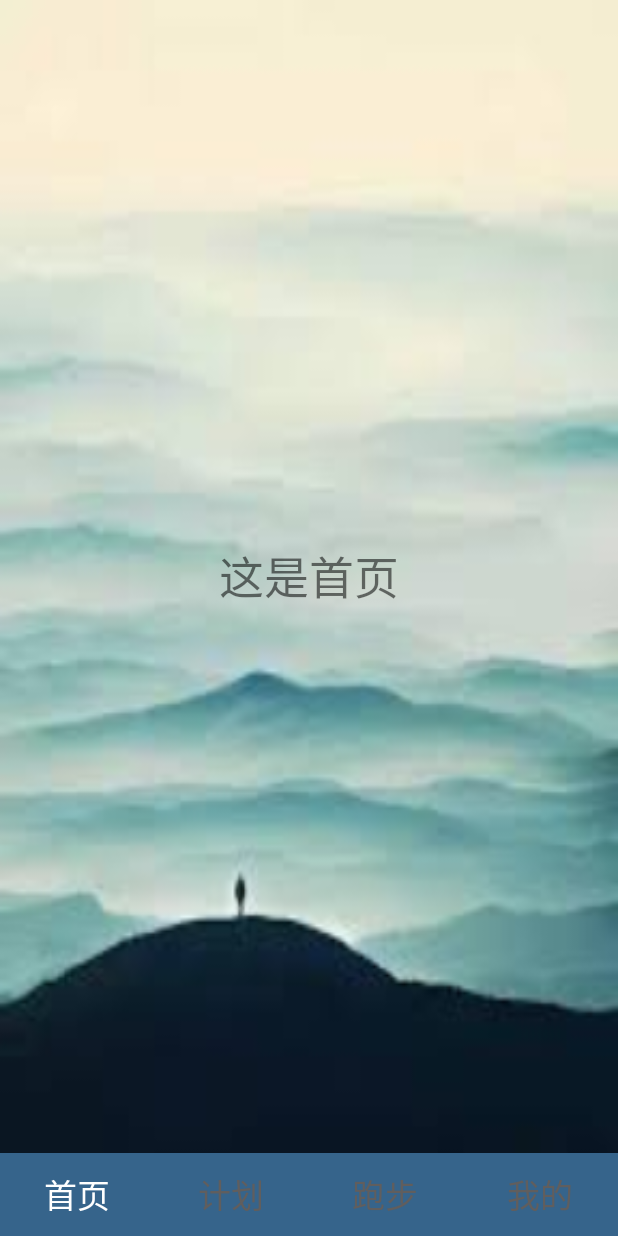
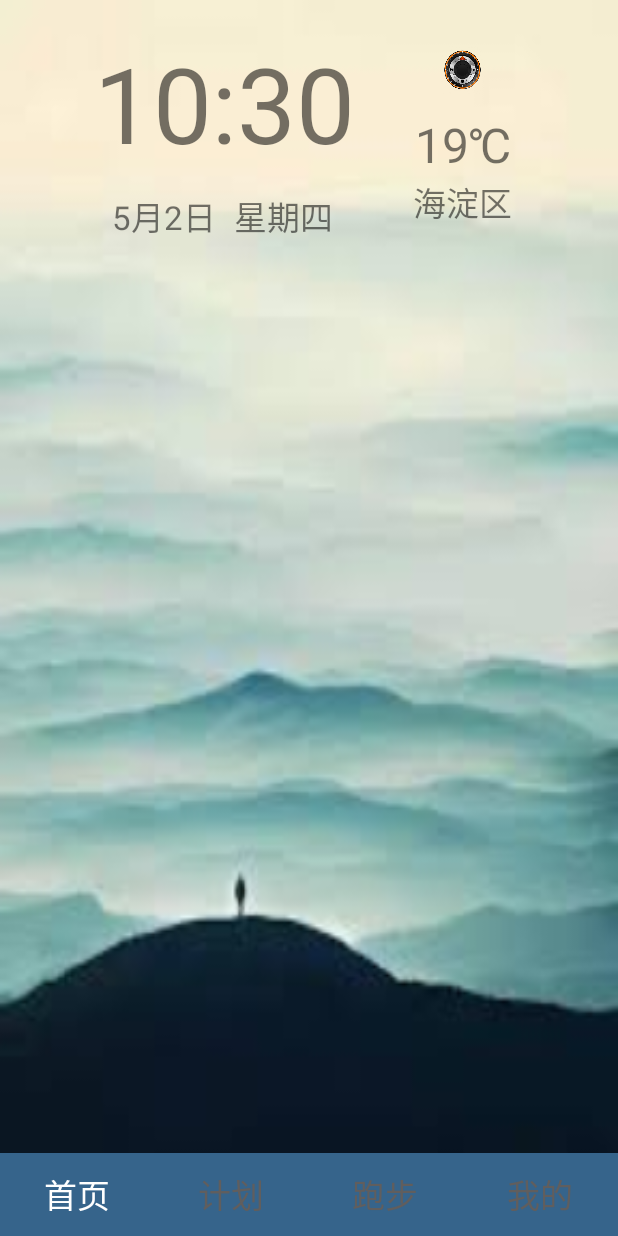
Before and after one commit to zanghuayizu/keeprun, an Android app: the screen it shows after launch (MainActivity), on a phone screen of 412 x 824 dp. Run offline under Robolectric (Android 15) with nearby library versions, the phone set to English and light mode, and no system bars; our stand-ins replace data binding.

Commit message:
首页时间

```diff
--- a/app/build.gradle
+++ b/app/build.gradle
@@ -4,7 +4,7 @@ android {
     compileSdkVersion 28
     defaultConfig {
         applicationId "com.example.liaodh.keeprun"
-        minSdkVersion 15
+        minSdkVersion 21
         targetSdkVersion 28
         versionCode 1
         versionName "1.0"
@@ -23,8 +23,8 @@ android {
 
 dependencies {
     implementation fileTree(dir: 'libs', include: ['*.jar'])
-    implementation 'com.android.support:appcompat-v7:28.0.0'
-    implementation 'com.android.support.constraint:constraint-layout:1.1.3'
+    implementation 'com.android.support:appcompat-v7:28.0.0-alpha1'
+    implementation 'com.android.support.constraint:constraint-layout:1.1.0'
     testImplementation 'junit:junit:4.12'
     androidTestImplementation 'com.android.support.test:runner:1.0.2'
     androidTestImplementation 'com.android.support.test.espresso:espresso-core:3.0.2'
--- a/app/src/main/java/com/example/liaodh/keeprun/view/MainFragment.java
+++ b/app/src/main/java/com/example/liaodh/keeprun/view/MainFragment.java
@@ -5,9 +5,12 @@ import android.arch.lifecycle.Observer;
 import android.arch.lifecycle.ViewModelProviders;
 import android.databinding.DataBindingUtil;
 import android.os.Bundle;
+import android.os.Handler;
+import android.os.Message;
 import android.support.annotation.NonNull;
 import android.support.annotation.Nullable;
 import android.support.v4.app.Fragment;
+import android.text.format.DateFormat;
 import android.view.LayoutInflater;
 import android.view.View;
 import android.view.ViewGroup;
@@ -18,10 +21,13 @@ import com.example.liaodh.keeprun.databinding.FragmentMainBinding;
 import com.example.liaodh.keeprun.livedata.WeatherInfo;
 import com.example.liaodh.keeprun.viewmodel.MsgViewModel;
 
+import java.util.Calendar;
+import java.util.TimeZone;
+
 /**
- *    首页
+ * 首页
  */
-public class MainFragment extends Fragment{
+public class MainFragment extends Fragment {
     private FragmentMainBinding mainBinding;
     MsgViewModel msgViewModel;
 
@@ -31,13 +37,47 @@ public class MainFragment extends Fragment{
     public View onCreateView(@NonNull LayoutInflater inflater, @Nullable ViewGroup container,
                              @Nullable Bundle savedInstanceState) {
         initViewModel();
-        return initView(inflater,container);
+        return initView(inflater, container);
     }
 
     private View initView(LayoutInflater inflater, ViewGroup container) {
-        mainBinding = DataBindingUtil.inflate(inflater,R.layout.fragment_main,container,false);
+        mainBinding = DataBindingUtil.inflate(inflater, R.layout.fragment_main, container, false);
+        initViewData();
         checkNetWork();
         return mainBinding.getRoot();
+    }
+
+    private void initViewData() {
+        initTime();
+
+    }
+
+    private void initTime() {
+        new TimeThread().start();
+        Calendar cal = Calendar.getInstance();
+        cal.setTimeZone(TimeZone.getTimeZone("GMT+8:00"));
+
+        String month = String.valueOf(cal.get(Calendar.MONTH) + 1);
+        String day = String.valueOf(cal.get(Calendar.DATE));
+        String current_day_riqi = month + "月" + day + "日";
+        String mWay = String.valueOf(cal.get(Calendar.DAY_OF_WEEK));
+        if ("1".equals(mWay)) {
+            mWay = "天";
+        } else if ("2".equals(mWay)) {
+            mWay = "一";
+        } else if ("3".equals(mWay)) {
+            mWay = "二";
+        } else if ("4".equals(mWay)) {
+            mWay = "三";
+        } else if ("5".equals(mWay)) {
+            mWay = "四";
+        } else if ("6".equals(mWay)) {
+            mWay = "五";
+        } else if ("7".equals(mWay)) {
+            mWay = "六";
+        }
+        mainBinding.currentDayRiqi.setText(current_day_riqi);
+        mainBinding.currentDayXingqi.setText("星期"+mWay);
     }
 
     private void initViewModel() {
@@ -45,8 +85,8 @@ public class MainFragment extends Fragment{
     }
 
     private void checkNetWork() {
-        if (msgViewModel != null){
-            LoadingChrysanthemum.showLoadingChrysanthemum(mainBinding.rlRoot,getContext());
+        if (msgViewModel != null) {
+            LoadingChrysanthemum.showLoadingChrysanthemum(mainBinding.rlRoot, getContext());
             MutableLiveData<WeatherInfo> userResultMutableLiveData = msgViewModel.getWeatherInfo();
             userResultMutableLiveData.observe(this, new Observer<WeatherInfo>() {
                 @Override
@@ -65,4 +105,37 @@ public class MainFragment extends Fragment{
         super.onActivityCreated(savedInstanceState);
     }
 
+    class TimeThread extends Thread {
+        @Override
+        public void run() {
+            do {
+                try {
+                    Thread.sleep(1000);
+                    Message msg = new Message();
+                    msg.what = 1;  //消息(一个整型值)
+                    mHandler.sendMessage(msg);// 每隔1秒发送一个msg给mHandler
+                } catch (InterruptedException e) {
+                    e.printStackTrace();
+                }
+            } while (true);
+        }
+    }
+
+    //在主线程里面处理消息并更新UI界面
+    private Handler mHandler = new Handler(){
+        @Override
+        public void handleMessage(Message msg) {
+            super.handleMessage(msg);
+            switch (msg.what) {
+                case 1:
+                    long sysTime = System.currentTimeMillis();//获取系统时间
+                    CharSequence sysTimeStr = DateFormat.format("hh:mm", sysTime);//时间显示格式
+                    mainBinding.currentTime.setText(sysTimeStr); //更新时间
+                    break;
+                default:
+                    break;
+            }
+        }
+    };
+
 }
--- a/app/src/main/res/layout/fragment_main.xml
+++ b/app/src/main/res/layout/fragment_main.xml
@@ -11,19 +11,96 @@
         android:layout_height="match_parent"
         android:background="@drawable/bg_shouye">
 
-        <RelativeLayout
+        <LinearLayout
+            android:layout_width="wrap_content"
+            android:layout_height="wrap_content"
+            android:layout_centerHorizontal="true"
+            android:layout_marginTop="22dp">
 
-            android:layout_width="match_parent"
-            android:layout_height="match_parent">
+            <LinearLayout
+                android:layout_width="wrap_content"
+                android:layout_height="wrap_content">
 
-            <TextView
+                <LinearLayout
+                    android:layout_width="wrap_content"
+                    android:layout_height="wrap_content"
+                    android:orientation="vertical">
+
+                    <TextView
+                        android:id="@+id/current_time"
+                        android:layout_width="wrap_content"
+                        android:layout_height="wrap_content"
+                        android:text="09:31"
+                        android:textSize="70sp" />
+
+                    <LinearLayout
+                        android:id="@+id/current_day"
+                        android:layout_width="wrap_content"
+                        android:layout_height="wrap_content"
+                        android:layout_marginTop="12dp"
+                        android:orientation="horizontal">
+
+                        <TextView
+                            android:id="@+id/current_day_riqi"
+                            android:layout_width="wrap_content"
+                            android:layout_height="wrap_content"
+                            android:layout_marginLeft="12dp"
+                            android:text="5月2日"
+                            android:layout_gravity="center"
+                            android:textSize="22sp" />
+
+                        <TextView
+                            android:id="@+id/current_day_xingqi"
+                            android:layout_width="wrap_content"
+                            android:layout_height="wrap_content"
+                            android:layout_marginLeft="12dp"
+                            android:text="星期四"
+                            android:textSize="22sp" />
+                    </LinearLayout>
+                </LinearLayout>
+
+                <LinearLayout
+                    android:layout_width="80dp"
+                    android:layout_height="wrap_content"
+                    android:layout_gravity="center"
+                    android:layout_marginLeft="32dp"
+                    android:orientation="vertical">
+
+                    <ImageView
+                        android:id="@+id/current_day_weather_img"
+                        android:layout_width="30dp"
+                        android:layout_height="32dp"
+                        android:layout_gravity="center"
+                        android:background="@drawable/compass"
+                        android:scaleType="fitXY" />
+
+                    <TextView
+                        android:id="@+id/current_day_weather"
+                        android:layout_width="wrap_content"
+                        android:layout_height="wrap_content"
+                        android:layout_gravity="center"
+                        android:layout_marginTop="12dp"
+                        android:text="19℃"
+                        android:textSize="32sp" />
+
+                    <TextView
+                        android:id="@+id/current_where"
+                        android:layout_width="wrap_content"
+                        android:layout_height="wrap_content"
+                        android:layout_gravity="center"
+                        android:text="海淀区"
+                        android:textSize="22sp" />
+
+                </LinearLayout>
+
+            </LinearLayout>
+
+            <LinearLayout
                 android:layout_width="wrap_content"
-                android:layout_height="wrap_content"
-                android:layout_centerInParent="true"
-                android:text="这是首页"
-                android:textSize="30sp" />
+                android:layout_height="wrap_content">
 
-        </RelativeLayout>
+            </LinearLayout>
+        </LinearLayout>
 
 
     </RelativeLayout>
--- a/build.gradle
+++ b/build.gradle
@@ -7,7 +7,7 @@ buildscript {
         jcenter()
     }
     dependencies {
-        classpath 'com.android.tools.build:gradle:3.1.3'
+        classpath 'com.android.tools.build:gradle:3.2.0'
 
 
         // NOTE: Do not place your application dependencies here; they belong
```
Also changed, not shown: app/src/main/res/drawable/compass.png (added), gradle/wrapper/gradle-wrapper.properties.
